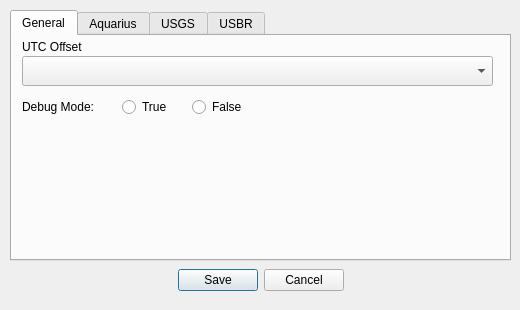
First picture: the form in ui/winOptions.ui, repository S31F3R/DataDoctor, before the edit.
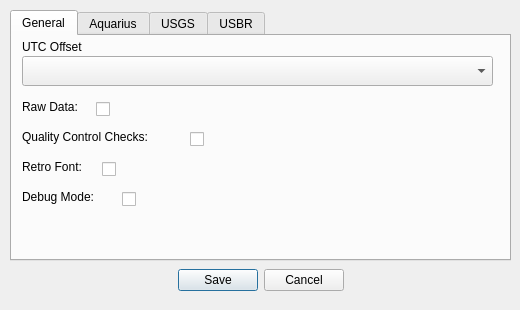
Second picture: the form after the edit. Icons and pictures are not drawn.

Commit message: Updated options with a couple more settings and added in password masking icons to hide/unhide

What changed in the file:
```diff
--- a/ui/winOptions.ui
+++ b/ui/winOptions.ui
@@ -65,45 +65,6 @@
       <string>UTC Offset</string>
      </property>
     </widget>
-    <widget class="QLabel" name="lbTNSNames_5">
-     <property name="geometry">
-      <rect>
-       <x>10</x>
-       <y>60</y>
-       <width>101</width>
-       <height>21</height>
-      </rect>
-     </property>
-     <property name="text">
-      <string>Debug Mode:</string>
-     </property>
-    </widget>
-    <widget class="QRadioButton" name="rbTRUE">
-     <property name="geometry">
-      <rect>
-       <x>110</x>
-       <y>60</y>
-       <width>61</width>
-       <height>22</height>
-      </rect>
-     </property>
-     <property name="text">
-      <string>True</string>
-     </property>
-    </widget>
-    <widget class="QRadioButton" name="rbFALSE">
-     <property name="geometry">
-      <rect>
-       <x>180</x>
-       <y>60</y>
-       <width>71</width>
-       <height>22</height>
-      </rect>
-     </property>
-     <property name="text">
-      <string>False</string>
-     </property>
-    </widget>
     <widget class="QComboBox" name="cbUTCOffset">
      <property name="geometry">
       <rect>
@@ -114,9 +75,110 @@
       </rect>
      </property>
     </widget>
-    <zorder>lbTNSNames_5</zorder>
-    <zorder>rbTRUE</zorder>
-    <zorder>rbFALSE</zorder>
+    <widget class="QLabel" name="lbRawData">
+     <property name="geometry">
+      <rect>
+       <x>10</x>
+       <y>60</y>
+       <width>101</width>
+       <height>21</height>
+      </rect>
+     </property>
+     <property name="text">
+      <string>Raw Data:</string>
+     </property>
+    </widget>
+    <widget class="QLabel" name="lbQc">
+     <property name="geometry">
+      <rect>
+       <x>10</x>
+       <y>90</y>
+       <width>161</width>
+       <height>21</height>
+      </rect>
+     </property>
+     <property name="text">
+      <string>Quality Control Checks:</string>
+     </property>
+    </widget>
+    <widget class="QCheckBox" name="cbRawData">
+     <property name="geometry">
+      <rect>
+       <x>84</x>
+       <y>62</y>
+       <width>21</width>
+       <height>22</height>
+      </rect>
+     </property>
+     <property name="text">
+      <string/>
+     </property>
+    </widget>
+    <widget class="QLabel" name="lbDebug">
+     <property name="geometry">
+      <rect>
+       <x>10</x>
+       <y>150</y>
+       <width>101</width>
+       <height>21</height>
+      </rect>
+     </property>
+     <property name="text">
+      <string>Debug Mode:</string>
+     </property>
+    </widget>
+    <widget class="QCheckBox" name="cbQAQC">
+     <property name="geometry">
+      <rect>
+       <x>178</x>
+       <y>92</y>
+       <width>21</width>
+       <height>22</height>
+      </rect>
+     </property>
+     <property name="text">
+      <string/>
+     </property>
+    </widget>
+    <widget class="QCheckBox" name="cbDebug">
+     <property name="geometry">
+      <rect>
+       <x>110</x>
+       <y>152</y>
+       <width>21</width>
+       <height>22</height>
+      </rect>
+     </property>
+     <property name="text">
+      <string/>
+     </property>
+    </widget>
+    <widget class="QCheckBox" name="cbRetroFont">
+     <property name="geometry">
+      <rect>
+       <x>90</x>
+       <y>122</y>
+       <width>21</width>
+       <height>22</height>
+      </rect>
+     </property>
+     <property name="text">
+      <string/>
+     </property>
+    </widget>
+    <widget class="QLabel" name="lbRetroFont">
+     <property name="geometry">
+      <rect>
+       <x>10</x>
+       <y>120</y>
+       <width>91</width>
+       <height>21</height>
+      </rect>
+     </property>
+     <property name="text">
+      <string>Retro Font:</string>
+     </property>
+    </widget>
     <zorder>lbUTCOffset</zorder>
     <zorder>cbUTCOffset</zorder>
    </widget>
```
Left out of the diff: 41 changed lines with no effect on the pictures. The commit also changes 2 other files.
